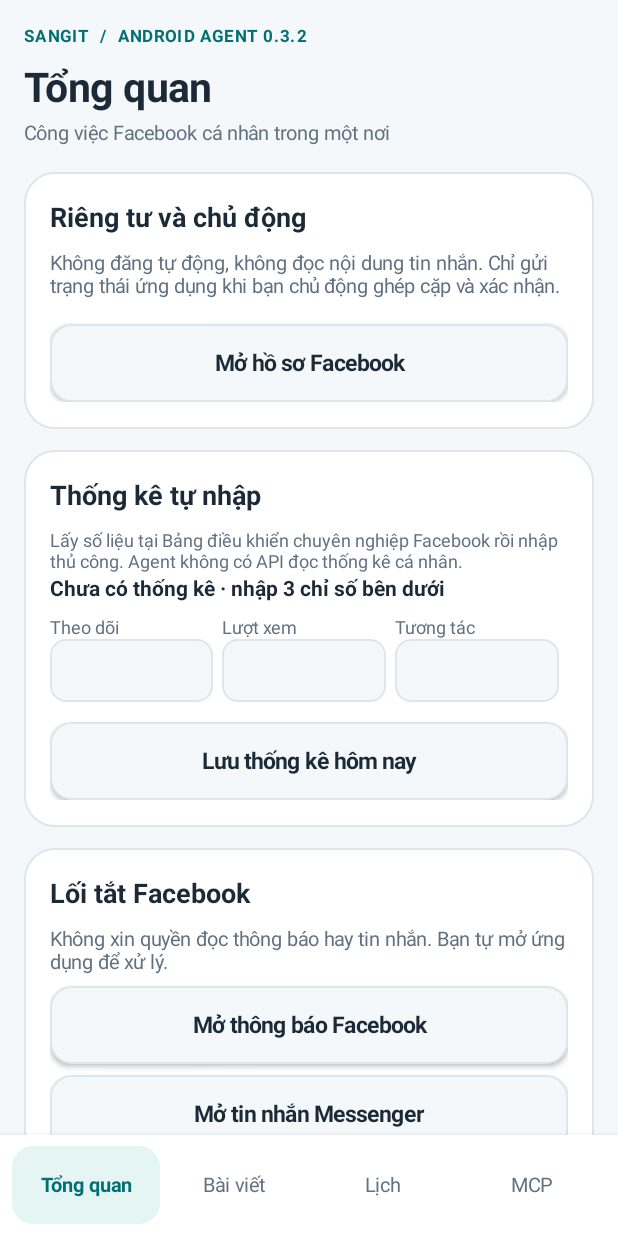
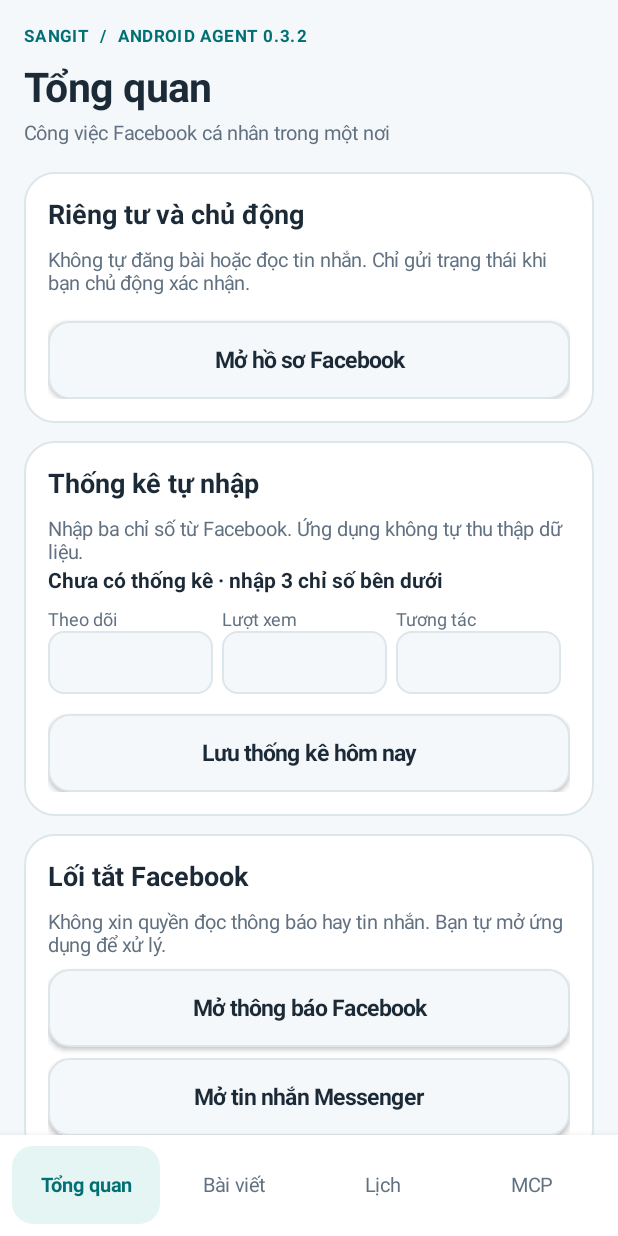
Before and after one commit to Viyeu/sangit-android-agent, an Android app: the screen it shows after launch (MainActivity), on a phone screen of 412 x 824 dp. Run offline under Robolectric (Android 15) with nearby library versions, the phone set to English and light mode, and no system bars.

Commit message:
Fix midnight calendar refresh and compact Android Agent v0.3.3 UI

```diff
--- a/app/build.gradle
+++ b/app/build.gradle
@@ -10,8 +10,8 @@ android {
         applicationId 'vn.sangit.androidagent'
         minSdk 26
         targetSdk 35
-        versionCode 5
-        versionName '0.3.2'
+        versionCode 6
+        versionName '0.3.3'
     }
 
     buildTypes {
--- a/app/src/main/java/vn/sangit/androidagent/MainActivity.java
+++ b/app/src/main/java/vn/sangit/androidagent/MainActivity.java
@@ -60,6 +60,12 @@ public final class MainActivity extends Activity {
     private int selectedTab = 0;
     private TextView metricsSummary;
     private TextView reminderSummary;
+    private LinearLayout planIdeas;
+    private LinearLayout dayChecklist;
+    private TextView dayChecklistDate;
+    private Button planExpandButton;
+    private String displayedDay;
+    private boolean showAllPlanDays;
     private EditText followerInput;
     private EditText viewInput;
     private EditText interactionInput;
@@ -84,6 +90,7 @@ public final class MainActivity extends Activity {
         store = new LocalStore(this);
         if (savedInstanceState != null) {
             selectedTab = Math.max(0, Math.min(3, savedInstanceState.getInt("selected_tab", 0)));
+            showAllPlanDays = savedInstanceState.getBoolean("show_all_plan_days", false);
             restoredPost = savedInstanceState.getString("draft_editor");
             restoredReply = savedInstanceState.getString("reply_editor");
             restoredTemplate = savedInstanceState.getInt("template", 0);
@@ -105,6 +112,7 @@ public final class MainActivity extends Activity {
         if (replyEditor != null) outState.putString("reply_editor", replyEditor.getText().toString());
         if (selectedImage != null) outState.putString("image_uri", selectedImage.toString());
         outState.putInt("selected_tab", selectedTab);
+        outState.putBoolean("show_all_plan_days", showAllPlanDays);
         outState.putInt("template", restoredTemplate);
         if (chosenReminder != null) outState.putLong("reminder_choice", chosenReminder.toInstant().toEpochMilli());
         if (followerInput != null) outState.putString("metrics_followers_input", followerInput.getText().toString());
@@ -116,6 +124,7 @@ public final class MainActivity extends Activity {
     @Override protected void onResume() {
         super.onResume();
         if (metricsSummary != null) updateMetricsSummary();
+        refreshDailyContent();
     }
 
     private void render() {
@@ -182,15 +191,14 @@ public final class MainActivity extends Activity {
         root.addView(navigation, new LinearLayout.LayoutParams(-1, -2));
 
         LinearLayout statusCard = card(homePage, "Riêng tư và chủ động");
-        statusCard.addView(text("Không đăng tự động, không đọc nội dung tin nhắn. Chỉ gửi trạng thái ứng dụng khi bạn chủ động ghép cặp và xác nhận.", 13, MUTED, false));
+        statusCard.addView(text("Không tự đăng bài hoặc đọc tin nhắn. Chỉ gửi trạng thái khi bạn chủ động xác nhận.", 13, MUTED, false));
         statusCard.addView(space(9));
         Button profileBtn = button("Mở hồ sơ Facebook", false);
         profileBtn.setOnClickListener(v -> openUrl(PROFILE));
         statusCard.addView(profileBtn);
 
         LinearLayout dashboard = card(homePage, "Thống kê tự nhập");
-        dashboard.addView(text("Lấy số liệu tại Bảng điều khiển chuyên nghiệp Facebook rồi nhập thủ công. "
-            + "Agent không có API đọc thống kê cá nhân.", 12, MUTED, false));
+        dashboard.addView(text("Nhập ba chỉ số từ Facebook. Ứng dụng không tự thu thập dữ liệu.", 13, MUTED, false));
         metricsSummary = text("Chưa nhập số liệu", 14, INK, true);
         dashboard.addView(metricsSummary);
         updateMetricsSummary();
@@ -306,13 +314,16 @@ public final class MainActivity extends Activity {
         reply.addView(text("Không dán thông tin riêng tư của khách hàng vào phản hồi công khai.", 12, MUTED, false));
 
         LinearLayout planner = card(schedulePage, "Lịch nội dung 7 ngày");
-        planner.addView(text("Gợi ý 7 ngày · 1 bài/ngày, 2 Story/ngày chỉ là mục tiêu thử nghiệm. "
-            + "Nhắc qua ứng dụng Lịch do bạn tự xác nhận; không tự đăng Facebook.", 12, MUTED, false));
-        LocalDate today = LocalDate.now(ZoneId.of("Asia/Ho_Chi_Minh"));
-        for (int i = 0; i < 7; i++) {
-            LocalDate day = today.plusDays(i);
-            planner.addView(text(day + " · " + ContentSchedule.ideaFor(day), 12, INK, false));
-        }
+        planner.addView(text("Gợi ý bài và Reel; bạn tự duyệt và đăng.", 13, MUTED, false));
+        planIdeas = new LinearLayout(this);
+        planIdeas.setOrientation(LinearLayout.VERTICAL);
+        planner.addView(planIdeas);
+        planExpandButton = button("Xem đủ 7 ngày", false);
+        planExpandButton.setOnClickListener(v -> {
+            showAllPlanDays = !showAllPlanDays;
+            showPlanDays(LocalDate.now(ZoneId.of("Asia/Ho_Chi_Minh")));
+        });
+        planner.addView(planExpandButton);
         planner.addView(space(8));
         long savedWhen = store.reminderMillis();
         chosenReminder = restoredReminderMillis > 0
@@ -336,24 +347,23 @@ public final class MainActivity extends Activity {
         planner.addView(text("Lưu trong Agent không tự tạo chuông báo. Bạn phải bấm Lưu/Xác nhận trong ứng dụng Lịch.", 12, MUTED, false));
 
         LinearLayout schedule = card(schedulePage, "Việc hôm nay");
-        String date = LocalDate.now(ZoneId.of("Asia/Ho_Chi_Minh")).toString();
-        schedule.addView(text("Ngày " + date + " · Thử nghiệm, không tự đăng bài", 12, MUTED, false));
-        schedule.addView(space(6));
-        addTask(schedule, date, "morning", "07:00 · Soạn bài / đăng Story");
-        addTask(schedule, date, "noon", "12:00 · Xem thông báo / trả lời thủ công");
-        addTask(schedule, date, "evening", "19:00 · Duyệt và đăng bài");
-        addTask(schedule, date, "night", "21:00 · Kiểm tra kết quả");
+        dayChecklistDate = text("", 13, MUTED, false);
+        schedule.addView(dayChecklistDate);
+        dayChecklist = new LinearLayout(this);
+        dayChecklist.setOrientation(LinearLayout.VERTICAL);
+        schedule.addView(dayChecklist);
+        refreshDailyContent();
 
         LinearLayout mcpPanel = card(connectPage, "Kết nối ChatGPT · MCP độc lập");
-        mcpPanel.addView(text("Máy chủ MCP cần HTTPS và mã ghép cặp hợp lệ. Chưa có máy chủ thì chưa thể kết nối.", 13, MUTED, false));
+        mcpPanel.addView(text("Nhập URL HTTPS và mã ghép cặp khi máy chủ MCP riêng đã hoạt động.", 13, MUTED, false));
         EditText endpoint = editor("", 1);
         endpoint.setSingleLine(true);
-        endpoint.setHint("https://mcp-android.example.com");
+        endpoint.setHint("Địa chỉ HTTPS máy chủ MCP");
         endpoint.setContentDescription("Địa chỉ máy chủ MCP HTTPS độc lập");
         mcpPanel.addView(endpoint);
         EditText pairingCode = editor("", 1);
         pairingCode.setSingleLine(true);
-        pairingCode.setHint("Nhập mã ghép cặp do ChatGPT cấp");
+        pairingCode.setHint("Mã ghép cặp dùng một lần");
         pairingCode.setContentDescription("Mã ghép cặp một lần");
         mcpPanel.addView(pairingCode);
         TextView pairingState = text("Chưa kết nối", 14, PRIMARY, true);
@@ -407,7 +417,39 @@ public final class MainActivity extends Activity {
                 active ? SOFT : Color.TRANSPARENT));
             tabLabels[i].setSelected(active);
         }
+        if (index == 2) refreshDailyContent();
         if (scrollTop && contentScroll != null) contentScroll.post(() -> contentScroll.scrollTo(0, 0));
+    }
+
+    /** Refresh dated lists only; editors and the in-memory MCP pairing remain mounted. */
+    private void refreshDailyContent() {
+        if (planIdeas == null || dayChecklist == null || dayChecklistDate == null) return;
+        LocalDate today = LocalDate.now(ZoneId.of("Asia/Ho_Chi_Minh"));
+        String date = today.toString();
+        if (date.equals(displayedDay)) return;
+        displayedDay = date;
+        showPlanDays(today);
+        dayChecklistDate.setText("Ngày " + today.format(DateTimeFormatter.ofPattern("dd/MM/yyyy"))
+            + " · Thử nghiệm, không tự đăng bài");
+        dayChecklist.removeAllViews();
+        addTask(dayChecklist, date, "morning", "07:00 · Soạn bài / đăng Story");
+        addTask(dayChecklist, date, "noon", "12:00 · Xem thông báo / trả lời thủ công");
+        addTask(dayChecklist, date, "evening", "19:00 · Duyệt và đăng bài");
+        addTask(dayChecklist, date, "night", "21:00 · Kiểm tra kết quả");
+    }
+
+    private void showPlanDays(LocalDate today) {
+        if (planIdeas == null || planExpandButton == null) return;
+        planIdeas.removeAllViews();
+        int count = showAllPlanDays ? 7 : 3;
+        for (int i = 0; i < count; i++) {
+            LocalDate day = today.plusDays(i);
+            TextView row = text(day.format(DateTimeFormatter.ofPattern("dd/MM"))
+                + "  ·  " + ContentSchedule.ideaFor(day), 13, INK, false);
+            row.setPadding(0, dp(6), 0, dp(3));
+            planIdeas.addView(row);
+        }
+        planExpandButton.setText(showAllPlanDays ? "Thu gọn còn 3 ngày" : "Xem đủ 7 ngày");
     }
 
     private EditText metricField(LinearLayout container, String label, String value) {
@@ -559,10 +601,10 @@ public final class MainActivity extends Activity {
     private LinearLayout card(LinearLayout parent, String heading) {
         LinearLayout card = new LinearLayout(this);
         card.setOrientation(LinearLayout.VERTICAL);
-        card.setPadding(dp(17), dp(17), dp(17), dp(18));
+        card.setPadding(dp(16), dp(15), dp(16), dp(16));
         card.setBackground(rounded(Color.WHITE, 20, BORDER));
         LinearLayout.LayoutParams params = new LinearLayout.LayoutParams(-1, -2);
-        params.bottomMargin = dp(14);
+        params.bottomMargin = dp(12);
         parent.addView(card, params);
         TextView title = text(heading, 18, INK, true);
         title.setPadding(0, 0, 0, dp(9));
```
Also changed, not shown: 3 other files.
